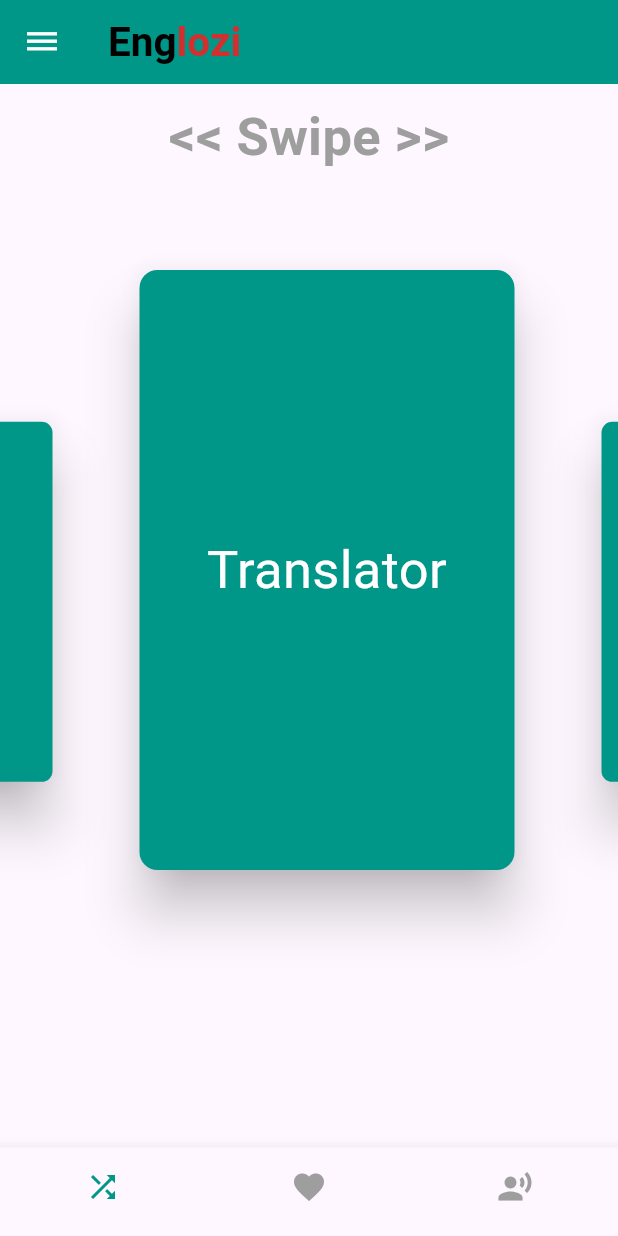
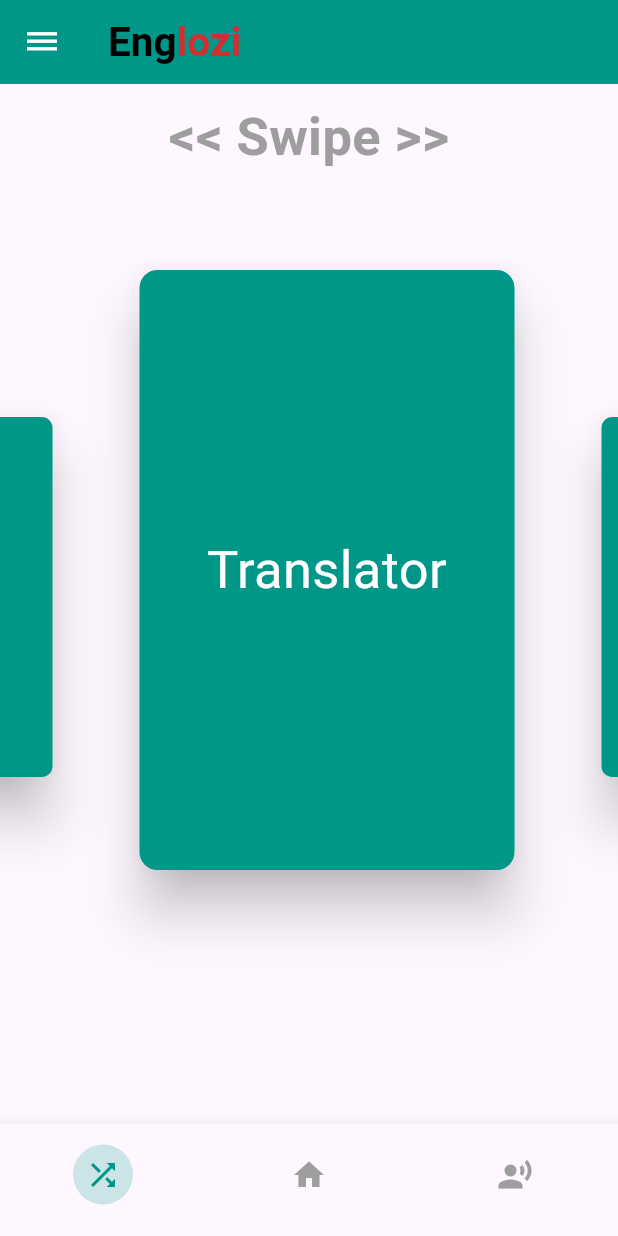
Before and after one commit to pumulo-mufalali/englozi, a Flutter app: the TranslatorPage screen opened directly, after a tap on the "arrow back" icon, on a phone screen of 412 x 824 dp. Run offline on Flutter 3.47's test engine with Material 3 defaults, Android fonts, the phone set to English and light mode, and no system bars; drawn by our look-alikes of scroll_snap_list; our stand-ins replace flutter_tts, sqflite; accounts and stored records are empty.

Commit message:
navbar modified

```diff
--- a/lib/features/bottom_navbar.dart
+++ b/lib/features/bottom_navbar.dart
@@ -18,25 +18,43 @@ class CustomBottomNavBar extends StatelessWidget {
       type: BottomNavigationBarType.fixed,
       showSelectedLabels: false,
       showUnselectedLabels: false,
-      selectedItemColor: Colors.teal,
+      selectedItemColor: Colors.transparent,
       unselectedItemColor: Colors.grey,
-      items: const [
-        BottomNavigationBarItem(
-          icon: Icon(Icons.shuffle),
-          label: '',
-          tooltip: 'Random word',
-        ),
-        BottomNavigationBarItem(
-          icon: Icon(Icons.favorite),
-          label: '',
-          tooltip: 'Favourite',
-        ),
-        BottomNavigationBarItem(
-          icon: Icon(Icons.record_voice_over),
-          label: '',
-          tooltip: 'Pronunciation',
-        ),
+      selectedIconTheme: const IconThemeData(
+        color: Colors.transparent,
+      ),
+      unselectedIconTheme: const IconThemeData(
+        color: Colors.grey,
+      ),
+      items: [
+        _buildNavItem(Icons.shuffle, 0),
+        _buildNavItem(Icons.home, 1),
+        _buildNavItem(Icons.record_voice_over, 2),
       ],
     );
   }
+
+  BottomNavigationBarItem _buildNavItem(IconData icon, int index) {
+    return BottomNavigationBarItem(
+      icon: Container(
+        padding: const EdgeInsets.all(8),
+        decoration: BoxDecoration(
+          color: currentIndex == index ? Colors.teal.withOpacity(0.2) : Colors.transparent,
+          shape: BoxShape.circle,
+        ),
+        child: Icon(icon, color: currentIndex == index ? Colors.teal : Colors.grey),
+      ),
+      label: '',
+      tooltip: _getTooltip(index),
+    );
+  }
+
+  String _getTooltip(int index) {
+    switch(index) {
+      case 0: return 'Random word';
+      case 1: return 'Home';
+      case 2: return 'Pronunciation';
+      default: return '';
+    }
+  }
 }
--- a/lib/pages/translator_page.dart
+++ b/lib/pages/translator_page.dart
@@ -3,9 +3,13 @@ import 'package:englozi/databases/history_db.dart';
 import 'package:englozi/features/drawer.dart';
 import 'package:englozi/model/tra_model.dart';
 import 'package:englozi/model/his_model.dart';
+import 'package:englozi/pages/pronounciation_page.dart';
 import 'package:englozi/pages/word_details_page.dart';
 import 'package:englozi/welcome_page.dart';
 import 'package:flutter/material.dart';
+
+import '../features/bottom_navbar.dart';
+import '../features/favourite.dart';
 
 class TranslatorPage extends StatefulWidget {
   const TranslatorPage({Key? key}) : super(key: key);
@@ -17,6 +21,22 @@ class TranslatorPage extends StatefulWidget {
 class _TranslatorPageState extends State<TranslatorPage> {
   late DatabaseHelper dbHelper;
   late DatabaseHistory dbHistory;
+
+
+  int _currentIndex = 0;
+  void _onTabTapped(int index) {
+    setState(() {
+      _currentIndex = index;
+    });
+
+    if (index == 1) {
+      Navigator.push(context,
+          MaterialPageRoute(builder: (context) => const FavouritePage()));
+    } else if (index == 2) {
+      Navigator.push(context,
+          MaterialPageRoute(builder: (context) => const PronunciationPage()));
+    }
+  }
 
   @override
   void initState() {
@@ -219,9 +239,9 @@ class _TranslatorPageState extends State<TranslatorPage> {
                     : keyword!.isNotEmpty
                         ? const Center(
                             child: Text(
-                              '\n\nNothing found',
+                              '\n\nWord not available yet',
                               style:
-                                  TextStyle(color: Colors.red, fontSize: 25.0),
+                                  TextStyle(color: Colors.grey, fontSize: 18.5),
                             ),
                           )
                         : const Text(''),
@@ -231,6 +251,10 @@ class _TranslatorPageState extends State<TranslatorPage> {
           ),
         ),
       ),
+      bottomNavigationBar: CustomBottomNavBar(
+        currentIndex: _currentIndex,
+        onTap: _onTabTapped,
+      ),
     );
   }
 }
--- a/lib/pages/word_details_page.dart
+++ b/lib/pages/word_details_page.dart
@@ -3,8 +3,12 @@ import 'package:englozi/databases/favourite_db.dart';
 import 'package:englozi/features/drawer.dart';
 import 'package:englozi/model/tra_model.dart';
 import 'package:englozi/model/fav_model.dart';
+import 'package:englozi/pages/pronounciation_page.dart';
 import 'package:flutter/material.dart';
 import 'package:flutter_tts/flutter_tts.dart';
+
+import '../features/bottom_navbar.dart';
+import '../features/favourite.dart';
 
 class WordDetails extends StatefulWidget {
   String word;
@@ -46,6 +50,30 @@ class WordDetails extends StatefulWidget {
 class _WordDetailsState extends State<WordDetails> {
   bool _isFavourited = false;
   late DatabaseFavourite dbFavourite = DatabaseFavourite.instance;
+
+  int _currentIndex = 0;
+
+  void _onTabTapped(int index) {
+    setState(() {
+      _currentIndex = index;
+    });
+
+    if (index == 1) {
+      Navigator.push(
+        context,
+        MaterialPageRoute(
+          builder: (context) => const FavouritePage(),
+        ),
+      );
+    } else if (index == 2) {
+      Navigator.push(
+        context,
+        MaterialPageRoute(
+          builder: (context) => const PronunciationPage(),
+        ),
+      );
+    }
+  }
 
   @override
   void initState() {
@@ -665,6 +693,10 @@ class _WordDetailsState extends State<WordDetails> {
           ),
         ),
       ),
+      bottomNavigationBar: CustomBottomNavBar(
+        currentIndex: _currentIndex,
+        onTap: _onTabTapped,
+      ),
     );
   }
 }
```
